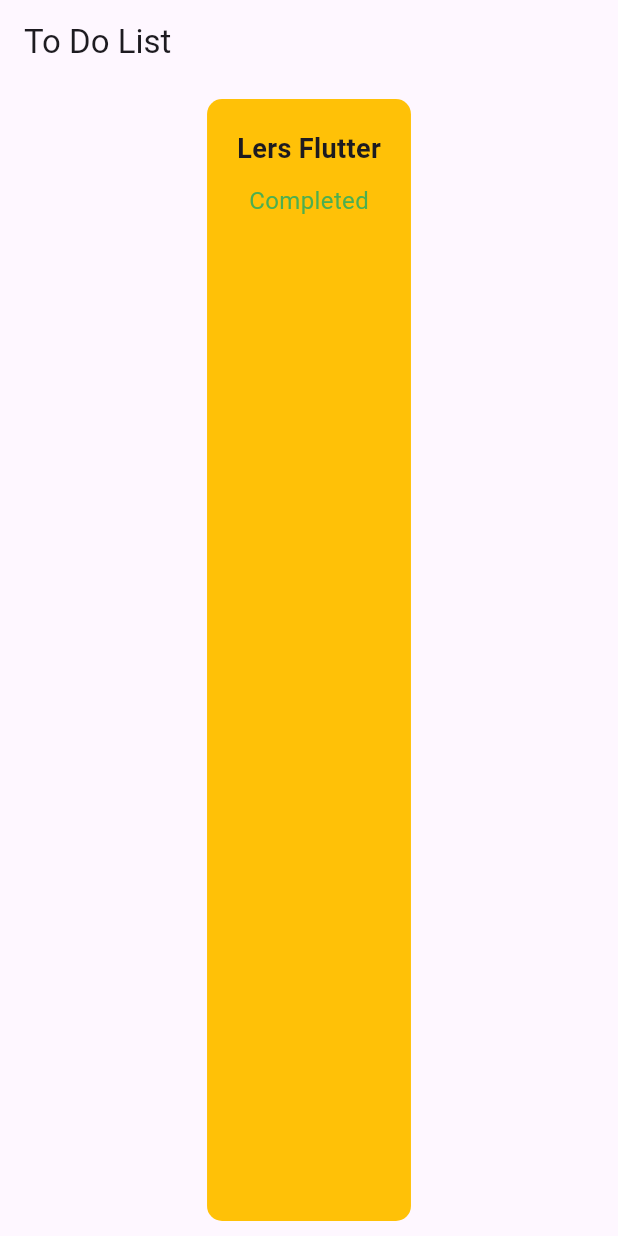
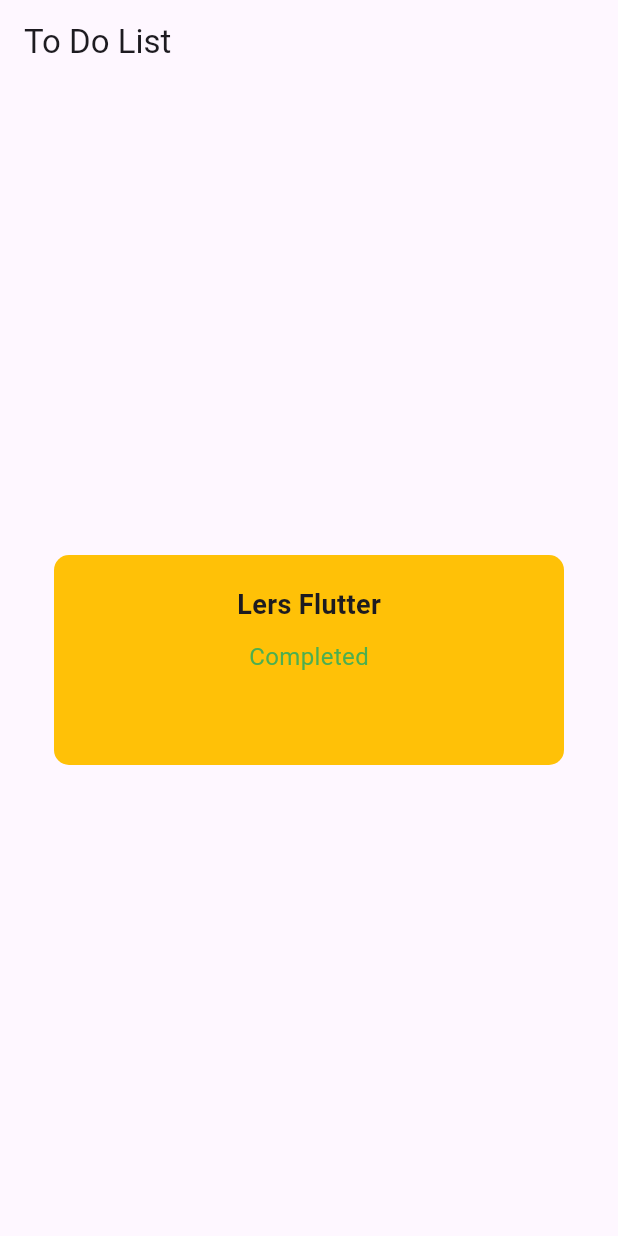
Before and after one commit to kamilgadek/to_do_list_kamilg, a Flutter app: the screen it shows after launch, on a phone screen of 412 x 824 dp. Run offline on Flutter 3.47's test engine with Material 3 defaults, Android fonts, the light colour scheme and no system bars; our stand-ins replace google_fonts.

Commit message:
Import tasks from TaskDevData

```diff
--- a/lib/home/view/tasks_page.dart
+++ b/lib/home/view/tasks_page.dart
@@ -1,6 +1,7 @@
 import 'package:flutter/material.dart';
-import 'package:tasks_repository/tasks_repository.dart';
-import 'package:to_do_list_kamilg/home/widgets/task_list.dart';
+import 'package:to_do_list_kamilg/home/widgets/task_card.dart';
+import 'package:tasks_repository/src/data.dart';
+
 
 class TasksPage extends StatelessWidget {
   const TasksPage({
@@ -14,10 +15,13 @@
         title: const Text('To Do List'),
       ),
       body: Center(
-        child: TaskCard( task: Task('Lers Flutter', true),
+        child: Container(
+          padding: const EdgeInsets.all(20),
+          height: 200,
+          width: 400,
+          child: TaskCard(task: TasksDevData.tasks[0]),
+          ),
         ),
-      ),
-
-    );
+      );
   }
 }
```
